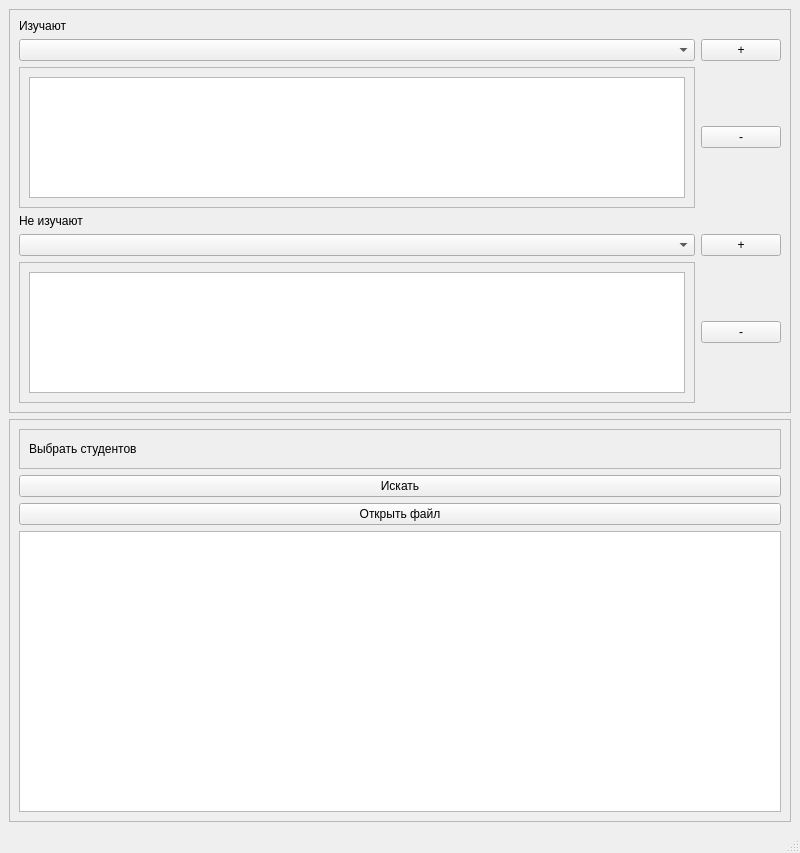
Above: task4/Task4/ui/view/mainwindow/mainwindow.ui from 123abc1920/ci before the change. Below: the same form after it.
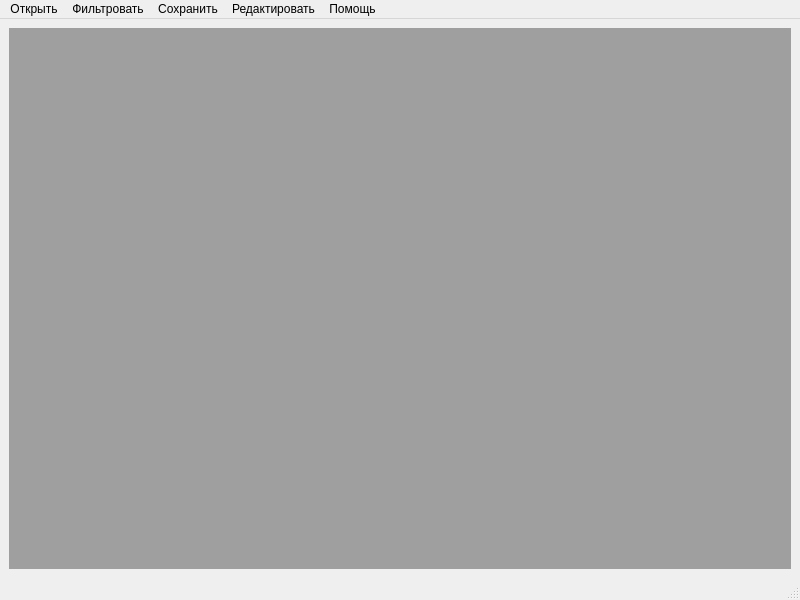
That is the form after the change.

Commit message: move task3 to mdiArea

Patch:
```diff
--- a/task4/Task4/ui/view/mainwindow/mainwindow.ui
+++ b/task4/Task4/ui/view/mainwindow/mainwindow.ui
@@ -7,7 +7,7 @@
     <x>0</x>
     <y>0</y>
     <width>800</width>
-    <height>853</height>
+    <height>600</height>
    </rect>
   </property>
   <property name="windowTitle">
@@ -16,191 +16,7 @@
   <widget class="QWidget" name="centralwidget">
    <layout class="QVBoxLayout" name="verticalLayout">
     <item>
-     <widget class="QScrollArea" name="scrollArea">
-      <property name="widgetResizable">
-       <bool>true</bool>
-      </property>
-      <widget class="QWidget" name="scrollAreaWidgetContents">
-       <property name="geometry">
-        <rect>
-         <x>0</x>
-         <y>0</y>
-         <width>776</width>
-         <height>385</height>
-        </rect>
-       </property>
-       <layout class="QVBoxLayout" name="verticalLayout_2">
-        <item>
-         <layout class="QGridLayout" name="gridLayout">
-          <item row="1" column="0">
-           <widget class="QComboBox" name="includeComboBox"/>
-          </item>
-          <item row="0" column="0">
-           <widget class="QLabel" name="label">
-            <property name="text">
-             <string>Изучают</string>
-            </property>
-           </widget>
-          </item>
-          <item row="1" column="1">
-           <widget class="QPushButton" name="addIncludeSubjectBtn">
-            <property name="text">
-             <string>+</string>
-            </property>
-           </widget>
-          </item>
-          <item row="2" column="1">
-           <widget class="QPushButton" name="removeIncludeSubjectBtn">
-            <property name="text">
-             <string>-</string>
-            </property>
-           </widget>
-          </item>
-          <item row="2" column="0">
-           <widget class="QScrollArea" name="scrollArea_3">
-            <property name="widgetResizable">
-             <bool>true</bool>
-            </property>
-            <widget class="QWidget" name="scrollAreaWidgetContents_3">
-             <property name="geometry">
-              <rect>
-               <x>0</x>
-               <y>0</y>
-               <width>650</width>
-               <height>116</height>
-              </rect>
-             </property>
-             <layout class="QHBoxLayout" name="horizontalLayout">
-              <item>
-               <widget class="QListView" name="includeSubjectList"/>
-              </item>
-             </layout>
-            </widget>
-           </widget>
-          </item>
-         </layout>
-        </item>
-        <item>
-         <layout class="QGridLayout" name="gridLayout_2">
-          <item row="1" column="1">
-           <widget class="QPushButton" name="addExcludeSubjectBtn">
-            <property name="text">
-             <string>+</string>
-            </property>
-           </widget>
-          </item>
-          <item row="1" column="0">
-           <widget class="QComboBox" name="excludeComboBox"/>
-          </item>
-          <item row="0" column="0">
-           <widget class="QLabel" name="label_2">
-            <property name="text">
-             <string>Не изучают</string>
-            </property>
-           </widget>
-          </item>
-          <item row="2" column="1">
-           <widget class="QPushButton" name="removeExcludeSubjectBtn">
-            <property name="text">
-             <string>-</string>
-            </property>
-           </widget>
-          </item>
-          <item row="2" column="0">
-           <widget class="QScrollArea" name="scrollArea_4">
-            <property name="widgetResizable">
-             <bool>true</bool>
-            </property>
-            <widget class="QWidget" name="scrollAreaWidgetContents_4">
-             <property name="geometry">
-              <rect>
-               <x>0</x>
-               <y>0</y>
-               <width>650</width>
-               <height>116</height>
-              </rect>
-             </property>
-             <layout class="QHBoxLayout" name="horizontalLayout_2">
-              <item>
-               <widget class="QListView" name="excludeSubjectList"/>
-              </item>
-             </layout>
-            </widget>
-           </widget>
-          </item>
-         </layout>
-        </item>
-       </layout>
-      </widget>
-     </widget>
-    </item>
-    <item>
-     <widget class="QScrollArea" name="scrollArea_2">
-      <property name="widgetResizable">
-       <bool>true</bool>
-      </property>
-      <widget class="QWidget" name="scrollAreaWidgetContents_2">
-       <property name="geometry">
-        <rect>
-         <x>0</x>
-         <y>0</y>
-         <width>776</width>
-         <height>384</height>
-        </rect>
-       </property>
-       <layout class="QVBoxLayout" name="verticalLayout_3">
-        <item>
-         <widget class="QScrollArea" name="scrollArea_5">
-          <property name="maximumSize">
-           <size>
-            <width>16777215</width>
-            <height>40</height>
-           </size>
-          </property>
-          <property name="widgetResizable">
-           <bool>true</bool>
-          </property>
-          <widget class="QWidget" name="scrollAreaWidgetContents_5">
-           <property name="geometry">
-            <rect>
-             <x>0</x>
-             <y>0</y>
-             <width>752</width>
-             <height>38</height>
-            </rect>
-           </property>
-           <layout class="QHBoxLayout" name="horizontalLayout_3">
-            <item>
-             <widget class="QLabel" name="searchQuery">
-              <property name="text">
-               <string>Выбрать студентов</string>
-              </property>
-             </widget>
-            </item>
-           </layout>
-          </widget>
-         </widget>
-        </item>
-        <item>
-         <widget class="QPushButton" name="searchBtn">
-          <property name="text">
-           <string>Искать</string>
-          </property>
-         </widget>
-        </item>
-        <item>
-         <widget class="QPushButton" name="openFileBtn">
-          <property name="text">
-           <string>Открыть файл</string>
-          </property>
-         </widget>
-        </item>
-        <item>
-         <widget class="QListView" name="dataList"/>
-        </item>
-       </layout>
-      </widget>
-     </widget>
+     <widget class="QMdiArea" name="mdiArea"/>
     </item>
    </layout>
   </widget>
@@ -213,6 +29,41 @@
      <height>26</height>
     </rect>
    </property>
+   <widget class="QMenu" name="menu_2">
+    <property name="title">
+     <string>Открыть</string>
+    </property>
+    <addaction name="openFile"/>
+   </widget>
+   <widget class="QMenu" name="saveFile">
+    <property name="title">
+     <string>Сохранить</string>
+    </property>
+    <addaction name="action"/>
+   </widget>
+   <widget class="QMenu" name="help">
+    <property name="title">
+     <string>Помощь</string>
+    </property>
+    <addaction name="action_3"/>
+   </widget>
+   <widget class="QMenu" name="editFile">
+    <property name="title">
+     <string>Редактировать</string>
+    </property>
+    <addaction name="action_2"/>
+   </widget>
+   <widget class="QMenu" name="menu">
+    <property name="title">
+     <string>Фильтровать</string>
+    </property>
+    <addaction name="filterBtn"/>
+   </widget>
+   <addaction name="menu_2"/>
+   <addaction name="menu"/>
+   <addaction name="saveFile"/>
+   <addaction name="editFile"/>
+   <addaction name="help"/>
   </widget>
   <widget class="QStatusBar" name="statusbar"/>
  </widget>
```
Left out of the diff: 27 changed lines with no effect on the pictures. The commit also changes 20 other files.
